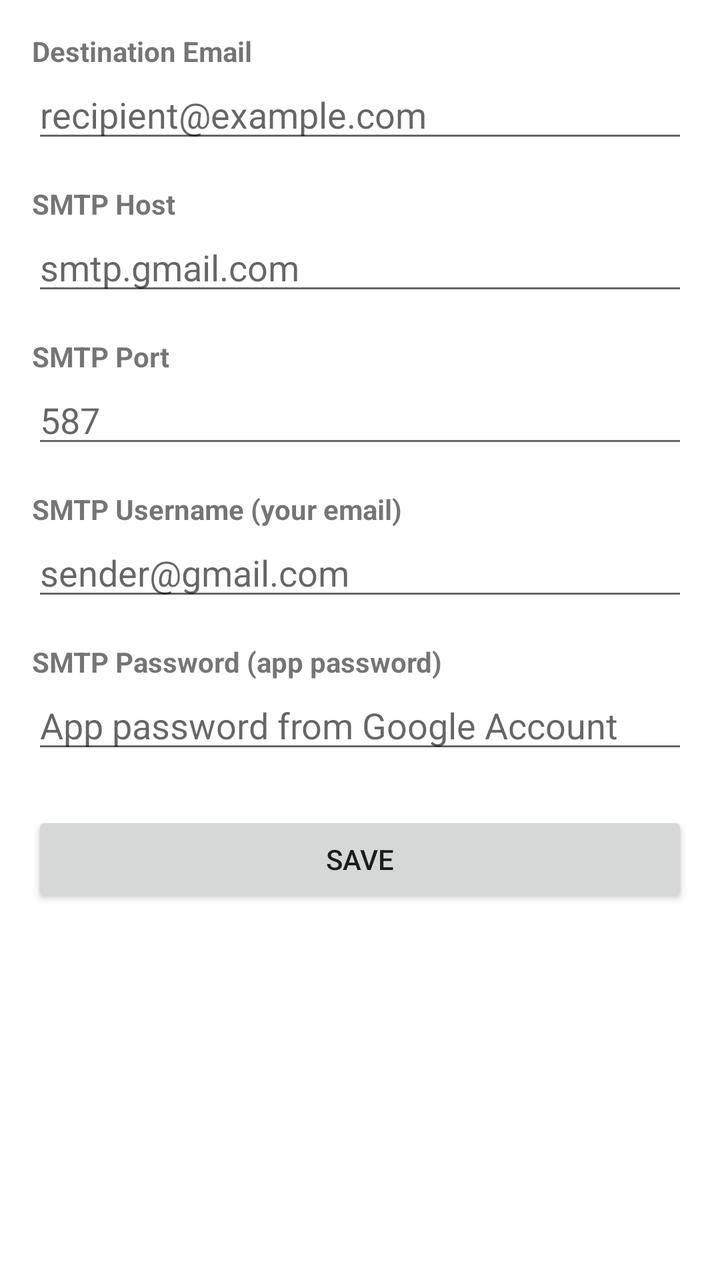
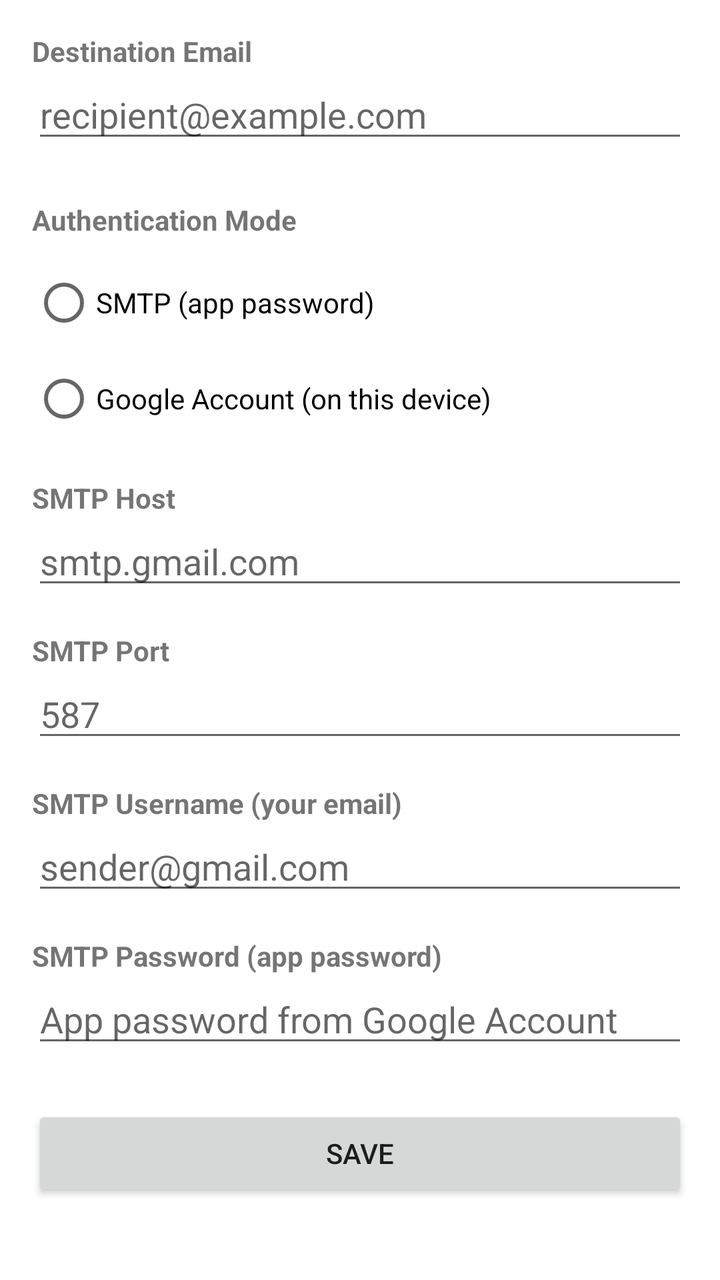

Before-and-after screenshots of an Android layout around one commit, followed by the original layout XML and the change that was made.
<!-- AndroidManifest.xml: application theme Theme.SmsEmailForwarder -->
<!-- res/layout/activity_settings.xml -->
<?xml version="1.0" encoding="utf-8"?>
<ScrollView xmlns:android="http://schemas.android.com/apk/res/android"
    android:layout_width="match_parent"
    android:layout_height="match_parent">

    <LinearLayout
        android:layout_width="match_parent"
        android:layout_height="wrap_content"
        android:orientation="vertical"
        android:padding="16dp">

        <TextView
            android:layout_width="match_parent"
            android:layout_height="wrap_content"
            android:text="@string/destination_email"
            android:textStyle="bold" />

        <EditText
            android:id="@+id/destinationEmailInput"
            android:layout_width="match_parent"
            android:layout_height="wrap_content"
            android:inputType="textEmailAddress"
            android:hint="@string/destination_email_hint" />

        <TextView
            android:layout_width="match_parent"
            android:layout_height="wrap_content"
            android:layout_marginTop="16dp"
            android:text="@string/smtp_host"
            android:textStyle="bold" />

        <EditText
            android:id="@+id/smtpHostInput"
            android:layout_width="match_parent"
            android:layout_height="wrap_content"
            android:inputType="textUri"
            android:hint="@string/smtp_host_hint" />

        <TextView
            android:layout_width="match_parent"
            android:layout_height="wrap_content"
            android:layout_marginTop="16dp"
            android:text="@string/smtp_port"
            android:textStyle="bold" />

        <EditText
            android:id="@+id/smtpPortInput"
            android:layout_width="match_parent"
            android:layout_height="wrap_content"
            android:inputType="number"
            android:hint="@string/smtp_port_hint" />

        <TextView
            android:layout_width="match_parent"
            android:layout_height="wrap_content"
            android:layout_marginTop="16dp"
            android:text="@string/smtp_username"
            android:textStyle="bold" />

        <EditText
            android:id="@+id/smtpUsernameInput"
            android:layout_width="match_parent"
            android:layout_height="wrap_content"
            android:inputType="textEmailAddress"
            android:hint="@string/smtp_username_hint" />

        <TextView
            android:layout_width="match_parent"
            android:layout_height="wrap_content"
            android:layout_marginTop="16dp"
            android:text="@string/smtp_password"
            android:textStyle="bold" />

        <EditText
            android:id="@+id/smtpPasswordInput"
            android:layout_width="match_parent"
            android:layout_height="wrap_content"
            android:inputType="textPassword"
            android:hint="@string/smtp_password_hint" />

        <Button
            android:id="@+id/saveButton"
            android:layout_width="match_parent"
            android:layout_height="wrap_content"
            android:layout_marginTop="24dp"
            android:text="@string/save" />

    </LinearLayout>
</ScrollView>
<!-- resources referenced by this layout -->
<resources>
  <string name="destination_email">Destination Email</string>
  <string name="destination_email_hint">recipient@example.com</string>
  <string name="save">Save</string>
  <string name="smtp_host">SMTP Host</string>
  <string name="smtp_host_hint">smtp.gmail.com</string>
  <string name="smtp_password">SMTP Password (app password)</string>
  <string name="smtp_password_hint">App password from Google Account</string>
  <string name="smtp_port">SMTP Port</string>
  <string name="smtp_port_hint">587</string>
  <string name="smtp_username">SMTP Username (your email)</string>
  <string name="smtp_username_hint">sender@gmail.com</string>
  <style name="Theme.SmsEmailForwarder" parent="Theme.MaterialComponents.DayNight.DarkActionBar">
          <item name="colorPrimary">@color/green_500</item>
          <item name="colorPrimaryDark">@color/green_700</item>
          <item name="colorAccent">@color/green_500</item>
      </style>
  <color name="green_500">#4CAF50</color>
  <color name="green_700">#388E3C</color>
</resources>

<!-- the commit's change to res/layout/activity_settings.xml (unified diff, before → after) -->
@@ -1,7 +1,8 @@
 <?xml version="1.0" encoding="utf-8"?>
 <ScrollView xmlns:android="http://schemas.android.com/apk/res/android"
     android:layout_width="match_parent"
-    android:layout_height="match_parent">
+    android:layout_height="match_parent"
+    android:fitsSystemWindows="true">
 
     <LinearLayout
         android:layout_width="match_parent"
@@ -25,58 +26,124 @@
         <TextView
             android:layout_width="match_parent"
             android:layout_height="wrap_content"
-            android:layout_marginTop="16dp"
-            android:text="@string/smtp_host"
+            android:layout_marginTop="24dp"
+            android:text="@string/auth_mode_label"
             android:textStyle="bold" />
 
-        <EditText
-            android:id="@+id/smtpHostInput"
+        <RadioGroup
+            android:id="@+id/authModeGroup"
             android:layout_width="match_parent"
             android:layout_height="wrap_content"
-            android:inputType="textUri"
-            android:hint="@string/smtp_host_hint" />
+            android:layout_marginTop="8dp"
+            android:orientation="vertical">
 
-        <TextView
+            <RadioButton
+                android:id="@+id/authModeSmtp"
+                android:layout_width="match_parent"
+                android:layout_height="wrap_content"
+                android:text="@string/auth_mode_smtp" />
+
+            <RadioButton
+                android:id="@+id/authModeGoogleAccount"
+                android:layout_width="match_parent"
+                android:layout_height="wrap_content"
+                android:text="@string/auth_mode_google_account" />
+
+        </RadioGroup>
+
+        <LinearLayout
+            android:id="@+id/smtpSection"
             android:layout_width="match_parent"
             android:layout_height="wrap_content"
-            android:layout_marginTop="16dp"
-            android:text="@string/smtp_port"
-            android:textStyle="bold" />
+            android:orientation="vertical">
 
-        <EditText
-            android:id="@+id/smtpPortInput"
+            <TextView
+                android:layout_width="match_parent"
+                android:layout_height="wrap_content"
+                android:layout_marginTop="16dp"
+                android:text="@string/smtp_host"
+                android:textStyle="bold" />
+
+            <EditText
+                android:id="@+id/smtpHostInput"
+                android:layout_width="match_parent"
+                android:layout_height="wrap_content"
+                android:inputType="textUri"
+                android:hint="@string/smtp_host_hint" />
+
+            <TextView
+                android:layout_width="match_parent"
+                android:layout_height="wrap_content"
+                android:layout_marginTop="16dp"
+                android:text="@string/smtp_port"
+                android:textStyle="bold" />
+
+            <EditText
+                android:id="@+id/smtpPortInput"
+                android:layout_width="match_parent"
+                android:layout_height="wrap_content"
+                android:inputType="number"
+                android:hint="@string/smtp_port_hint" />
+
+            <TextView
+                android:layout_width="match_parent"
+                android:layout_height="wrap_content"
+                android:layout_marginTop="16dp"
+                android:text="@string/smtp_username"
+                android:textStyle="bold" />
+
+            <EditText
+                android:id="@+id/smtpUsernameInput"
+                android:layout_width="match_parent"
+                android:layout_height="wrap_content"
+                android:inputType="textEmailAddress"
+                android:hint="@string/smtp_username_hint" />
+
+            <TextView
+                android:layout_width="match_parent"
+                android:layout_height="wrap_content"
+                android:layout_marginTop="16dp"
+                android:text="@string/smtp_password"
+                android:textStyle="bold" />
+
+            <EditText
+                android:id="@+id/smtpPasswordInput"
+                android:layout_width="match_parent"
+                android:layout_height="wrap_content"
+                android:inputType="textPassword"
+                android:hint="@string/smtp_password_hint" />
+
+        </LinearLayout>
+
+        <LinearLayout
+            android:id="@+id/googleAccountSection"
             android:layout_width="match_parent"
             android:layout_height="wrap_content"
-            android:inputType="number"
-            android:hint="@string/smtp_port_hint" />
+            android:orientation="vertical"
+            android:visibility="gone">
 
-        <TextView
-            android:layout_width="match_parent"
-            android:layout_height="wrap_content"
-            android:layout_marginTop="16dp"
-            android:text="@string/smtp_username"
-            android:textStyle="bold" />
+            <TextView
+                android:layout_width="match_parent"
+                android:layout_height="wrap_content"
+                android:layout_marginTop="16dp"
+                android:text="@string/google_account_label"
+                android:textStyle="bold" />
 
-        <EditText
-            android:id="@+id/smtpUsernameInput"
-            android:layout_width="match_parent"
-            android:layout_height="wrap_content"
-            android:inputType="textEmailAddress"
-            android:hint="@string/smtp_username_hint" />
+            <Button
+                android:id="@+id/chooseAccountButton"
+                android:layout_width="match_parent"
+                android:layout_height="wrap_content"
+                android:layout_marginTop="8dp"
+                android:text="@string/choose_google_account" />
 
-        <TextView
-            android:layout_width="match_parent"
-            android:layout_height="wrap_content"
-            android:layout_marginTop="16dp"
-            android:text="@string/smtp_password"
-            android:textStyle="bold" />
+            <TextView
+                android:id="@+id/selectedAccountText"
+                android:layout_width="match_parent"
+                android:layout_height="wrap_content"
+                android:layout_marginTop="8dp"
+                android:text="@string/no_account_selected" />
 
-        <EditText
-            android:id="@+id/smtpPasswordInput"
-            android:layout_width="match_parent"
-            android:layout_height="wrap_content"
-            android:inputType="textPassword"
-            android:hint="@string/smtp_password_hint" />
+        </LinearLayout>
 
         <Button
             android:id="@+id/saveButton"
<!-- resource entries referenced after the edit -->
@@ -1,7 +1,13 @@
 <!-- resources referenced by this layout -->
 <resources>
+  <string name="auth_mode_google_account">Google Account (on this device)</string>
+  <string name="auth_mode_label">Authentication Mode</string>
+  <string name="auth_mode_smtp">SMTP (app password)</string>
+  <string name="choose_google_account">Choose Google Account</string>
   <string name="destination_email">Destination Email</string>
   <string name="destination_email_hint">recipient@example.com</string>
+  <string name="google_account_label">Google Account</string>
+  <string name="no_account_selected">No account selected</string>
   <string name="save">Save</string>
   <string name="smtp_host">SMTP Host</string>
   <string name="smtp_host_hint">smtp.gmail.com</string>
